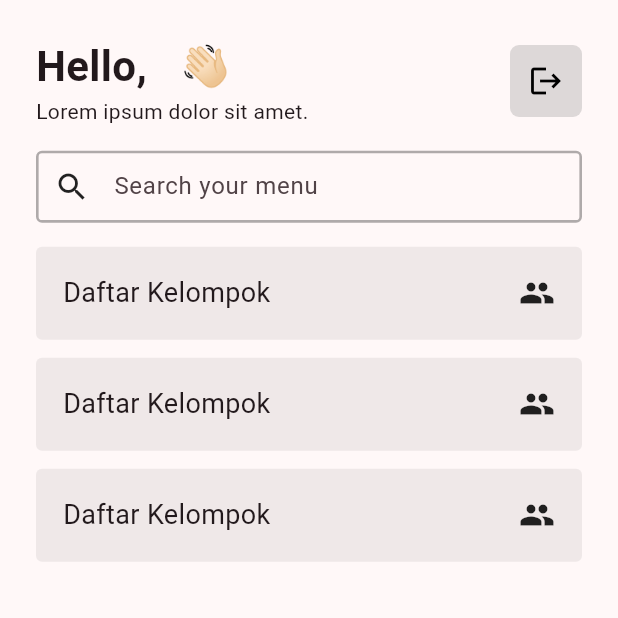
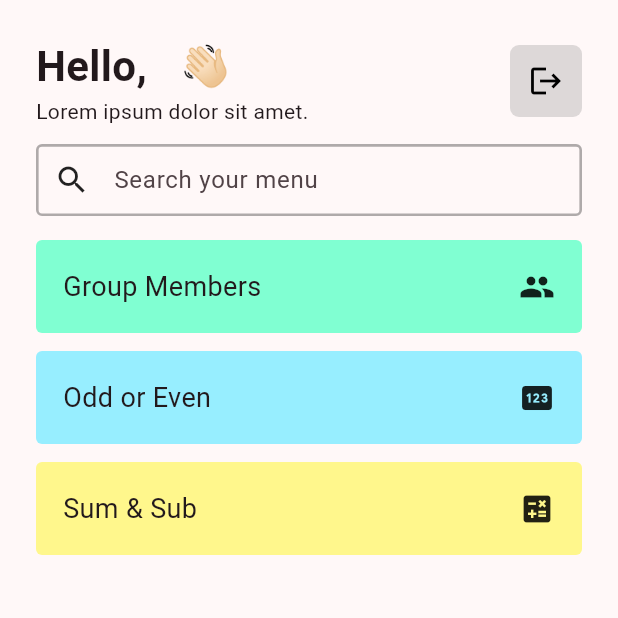
Before and after one commit to plirapli/tpm-tugas-1, a Flutter app: the HomePage screen opened directly with empty values, on a phone screen of 412 x 824 dp, the top half of it. Run offline on Flutter 3.47's test engine with Material 3 defaults, Android fonts, the light colour scheme and no system bars.

Commit message:
add menu

```diff
--- a/lib/home.dart
+++ b/lib/home.dart
@@ -1,6 +1,8 @@
 import 'package:flutter/material.dart';
 import 'package:si_bagus/login.dart';
+import 'package:si_bagus/pages/group.dart';
 import 'package:si_bagus/searchbar.dart';
+import 'package:si_bagus/util/mainmenuitem.dart';
 
 class HomePage extends StatelessWidget {
   final String username;
@@ -16,8 +18,11 @@ class HomePage extends StatelessWidget {
             vertical: 24,
             horizontal: 24,
           ),
-          child: Column(
-              children: [_heading(context), const SearchBarApp(), _mainmenu()]),
+          child: Column(children: [
+            _heading(context),
+            const SearchBarApp(),
+            _mainmenu(context)
+          ]),
         ),
       ),
     );
@@ -64,36 +69,66 @@ class HomePage extends StatelessWidget {
         ));
   }
 
-  Widget _mainmenu() {
-    return Container(
-        alignment: Alignment.center,
-        margin: EdgeInsets.only(top: 4),
-        child: Column(
-          // mainAxisAlignment: MainAxisAlignment.spaceBetween,
-          children: [_mainmenuitem(), _mainmenuitem(), _mainmenuitem()],
-        ));
+  Widget _mainmenu(BuildContext context) {
+    List<MenuItem> menuItems = [
+      MenuItem(
+          title: "Group Members",
+          icon: Icons.group,
+          page: const GroupMembers(),
+          color: const Color.fromARGB(255, 128, 255, 210)),
+      MenuItem(
+          title: "Odd or Even",
+          icon: Icons.pin,
+          page: const GroupMembers(),
+          color: Color.fromARGB(255, 151, 238, 255)),
+      MenuItem(
+          title: "Sum & Sub",
+          icon: Icons.calculate,
+          page: const GroupMembers(),
+          color: Color.fromARGB(255, 255, 247, 140))
+    ];
+
+    return Expanded(
+      child: Container(
+          alignment: Alignment.center,
+          margin: EdgeInsets.only(top: 4),
+          child: ListView(
+            // mainAxisAlignment: MainAxisAlignment.spaceBetween,
+            children: [
+              for (final item in menuItems)
+                _mainmenuitem(
+                    context, item.title, item.icon, item.page, item.color)
+            ],
+          )),
+    );
   }
 
-  Widget _mainmenuitem() {
+  Widget _mainmenuitem(BuildContext context, String? title, IconData? icon,
+      Widget? page, Color? color) {
     return Container(
       margin: EdgeInsets.only(top: 12),
       child: InkWell(
-        onTap: () {},
+        onTap: () {
+          Navigator.push(
+            context,
+            MaterialPageRoute(builder: (context) => page!),
+          );
+        },
         child: Container(
             // margin: EdgeInsets.only(top: 12),
             padding: EdgeInsets.all(18),
             decoration: new BoxDecoration(
               borderRadius: new BorderRadius.circular(4.0),
-              color: Color.fromARGB(16, 0, 0, 0),
+              color: color!,
             ),
             child: Row(
                 mainAxisAlignment: MainAxisAlignment.spaceBetween,
                 children: [
                   Text(
-                    "Daftar Kelompok",
+                    title!,
                     style: TextStyle(fontSize: 18),
                   ),
-                  Icon(Icons.group)
+                  Icon(icon!)
                 ])),
       ),
     );
--- a/lib/searchbar.dart
+++ b/lib/searchbar.dart
@@ -13,7 +13,7 @@ class _SearchBarAppState extends State<SearchBarApp> {
   @override
   Widget build(BuildContext context) {
     return Container(
-        margin: EdgeInsets.only(top: MediaQuery.of(context).size.height * 0.02),
+        margin: EdgeInsets.only(top: 12),
         // padding: const EdgeInsets.all(8.0),
         child: TextFormField(
             enabled: true,
--- /dev/null
+++ b/lib/util/mainmenuitem.dart
@@ -0,0 +1,11 @@
+import 'package:flutter/material.dart';
+import 'package:flutter/widgets.dart';
+
+class MenuItem {
+  String? title;
+  IconData? icon;
+  Widget? page;
+  Color? color;
+
+  MenuItem({this.title, this.icon, this.page, this.color});
+}
--- a/pubspec.yaml
+++ b/pubspec.yaml
@@ -57,8 +57,8 @@ flutter:
   uses-material-design: true
 
   # To add assets to your application, add an assets section, like this:
-  # assets:
-  #   - images/a_dot_burr.jpeg
+  assets:
+    - assets/images/
   #   - images/a_dot_ham.jpeg
 
   # An image asset can refer to one or more resolution-specific "variants", see
```
Also changed, not shown: lib/pages/group.dart (added, +131 -0 lines), lib/util/groupitem.dart (added, +7 -0 lines), assets/images/rapli.jpg (added).
